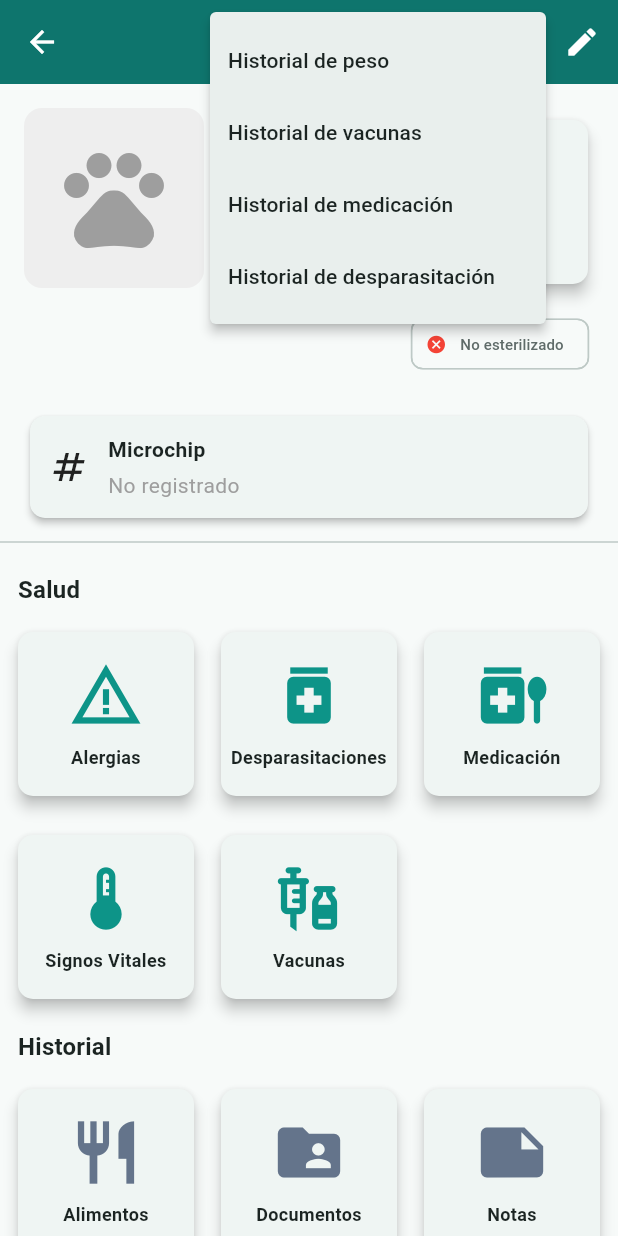
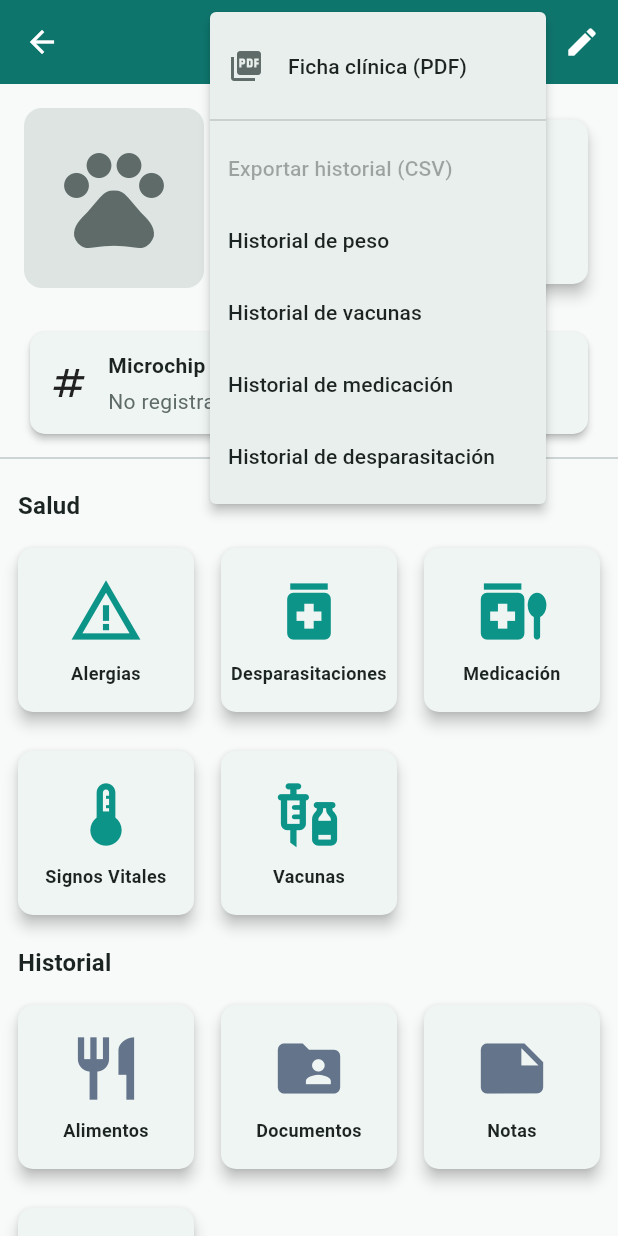
Before and after one commit to Soofiaa/pet_pal, a Flutter app: the PetDetailScreen screen opened directly with empty values, after a tap on the "ios share" icon, on a phone screen of 412 x 824 dp. Run offline on Flutter 3.47's test engine with Material 3 defaults, Android fonts, the phone set to English and light mode, and no system bars; our stand-ins replace csv, file_picker, fl_chart, flutter_image_compress, flutter_local_notifications, flutter_riverpod and 10 more; missing offline and left inert: app_settings, pro_image_editor; accounts and stored records are empty.

Commit message:
Detalle de mascota: cabecera con datos, menú único de compartir y colores del tema
- AppBar con editar (tooltip) y un menú 'Compartir y exportar' (PDF + CSV)
- Cabecera muestra especie, raza, edad y color; chip de esterilizado con colores del tema
- Grises fijos reemplazados por colorScheme

Co-authored-by: Copilot <223556219+Copilot@users.noreply.github.com>

```diff
--- a/lib/screens/pet_detail_screen/pet_detail_screen.dart
+++ b/lib/screens/pet_detail_screen/pet_detail_screen.dart
@@ -259,20 +259,34 @@ class _PetDetailScreenState extends State<PetDetailScreen> {
               child: SizedBox(
                 width: 20,
                 height: 20,
-                child: CircularProgressIndicator(strokeWidth: 2, color: Colors.white),
+                child: CircularProgressIndicator(strokeWidth: 2),
               ),
             )
           else
-            IconButton(
-              icon: const Icon(Icons.picture_as_pdf),
-              tooltip: 'Compartir ficha clínica',
-              onPressed: _generateAndShareHealthSummary,
-            ),
             PopupMenuButton<String>(
               icon: const Icon(Icons.ios_share),
-            tooltip: 'Exportar historial a CSV',
-            onSelected: _exportCsvHistory,
+              tooltip: 'Compartir y exportar',
+              onSelected: (value) {
+                if (value == 'pdf') {
+                  _generateAndShareHealthSummary();
+                } else {
+                  _exportCsvHistory(value);
+                }
+              },
               itemBuilder: (context) => const [
+                PopupMenuItem(
+                  value: 'pdf',
+                  child: ListTile(
+                    leading: Icon(Icons.picture_as_pdf),
+                    title: Text('Ficha clínica (PDF)'),
+                    contentPadding: EdgeInsets.zero,
+                  ),
+                ),
+                PopupMenuDivider(),
+                PopupMenuItem(
+                  enabled: false,
+                  child: Text('Exportar historial (CSV)'),
+                ),
                 PopupMenuItem(value: 'weight', child: Text('Historial de peso')),
                 PopupMenuItem(value: 'vaccinations', child: Text('Historial de vacunas')),
                 PopupMenuItem(value: 'medications', child: Text('Historial de medicación')),
@@ -281,6 +295,7 @@ class _PetDetailScreenState extends State<PetDetailScreen> {
             ),
           IconButton(
             icon: const Icon(Icons.edit),
+            tooltip: 'Editar mascota',
             onPressed: () async {
               await Navigator.push(
                 context,
@@ -323,29 +338,56 @@ class _PetDetailScreenState extends State<PetDetailScreen> {
                               child: ImageStorageService.isValidLocalFile(_pet.imageUrl)
                                   ? Image.file(File(_pet.imageUrl!), fit: BoxFit.cover)
                                   : Container(
-                                      color: Colors.grey[200],
-                                      child: const Icon(Icons.broken_image, size: 70, color: Colors.grey),
+                                      color: Theme.of(context).colorScheme.surfaceContainerHighest,
+                                      child: Icon(Icons.broken_image, size: 70, color: Theme.of(context).colorScheme.onSurfaceVariant),
                                     ),
                             )
                           : Container(
                               decoration: BoxDecoration(
-                                color: Colors.grey[200],
+                                color: Theme.of(context).colorScheme.surfaceContainerHighest,
                                 borderRadius: BorderRadius.circular(12),
                               ),
-                              child: const Center(
-                                child: Icon(Icons.pets, size: 80, color: Colors.grey),
+                              child: Center(
+                                child: Icon(Icons.pets, size: 80, color: Theme.of(context).colorScheme.onSurfaceVariant),
                               ),
                             ),
                     ),
                   ),
-                  const Spacer(),
+                  Expanded(
+                    child: Padding(
+                      padding: const EdgeInsets.symmetric(horizontal: 12.0),
+                      child: Column(
+                        crossAxisAlignment: CrossAxisAlignment.start,
+                        children: [
+                          Text(
+                            '${_pet.species} · ${_pet.breed}',
+                            style: Theme.of(context).textTheme.titleMedium?.copyWith(fontWeight: FontWeight.bold),
+                          ),
+                          const SizedBox(height: 4),
+                          Text(_pet.detailedAge),
+                          Text('Color: ${_pet.color}'),
+                          const SizedBox(height: 8),
+                          Chip(
+                            visualDensity: VisualDensity.compact,
+                            label: Text(
+                              _pet.isNeutered ? 'Esterilizado' : 'No esterilizado',
+                              style: const TextStyle(fontSize: 11),
+                            ),
+                            avatar: Icon(
+                              _pet.isNeutered ? Icons.check_circle : Icons.remove_circle_outline,
+                              size: 14,
+                              color: _pet.isNeutered
+                                  ? Theme.of(context).colorScheme.primary
+                                  : Theme.of(context).colorScheme.onSurfaceVariant,
+                            ),
+                          ),
+                        ],
+                      ),
+                    ),
+                  ),
                   SizedBox(
                     width: gridItemWidth,
-                    child: Column(
-                    children: [
-                      SizedBox(
                     height: gridItemWidth,
-                        width: gridItemWidth,
                     child: _buildFeatureCard(
                       context,
                       title: 'Eventos',
@@ -357,23 +399,6 @@ class _PetDetailScreenState extends State<PetDetailScreen> {
                           MaterialPageRoute(builder: (context) => CalendarScreen(pet: _pet)),
                         );
                       },
-                        ),
-                      ),
-                      const SizedBox(height: 8),
-                      Chip(
-                        label: Text(
-                          _pet.isNeutered ? 'Esterilizado' : 'No esterilizado',
-                          style: const TextStyle(fontSize: 10),
-                          maxLines: 1,
-                          overflow: TextOverflow.ellipsis,
-                        ),
-                        avatar: Icon(
-                          _pet.isNeutered ? Icons.check_circle : Icons.cancel,
-                          size: 14,
-                          color: _pet.isNeutered ? Colors.green : Colors.red,
-                        ),
-                      ),
-                    ],
                     ),
                   ),
                 ],
@@ -401,7 +426,7 @@ class _PetDetailScreenState extends State<PetDetailScreen> {
                             Text(
                               microchipText,
                               style: TextStyle(
-                                color: microchipHasValue ? null : Colors.grey,
+                                color: microchipHasValue ? null : Theme.of(context).colorScheme.onSurfaceVariant,
                               ),
                             ),
                           ],
```
Also changed, not shown: 1 other file. Lines whose indentation alone changed are shown as unchanged.
